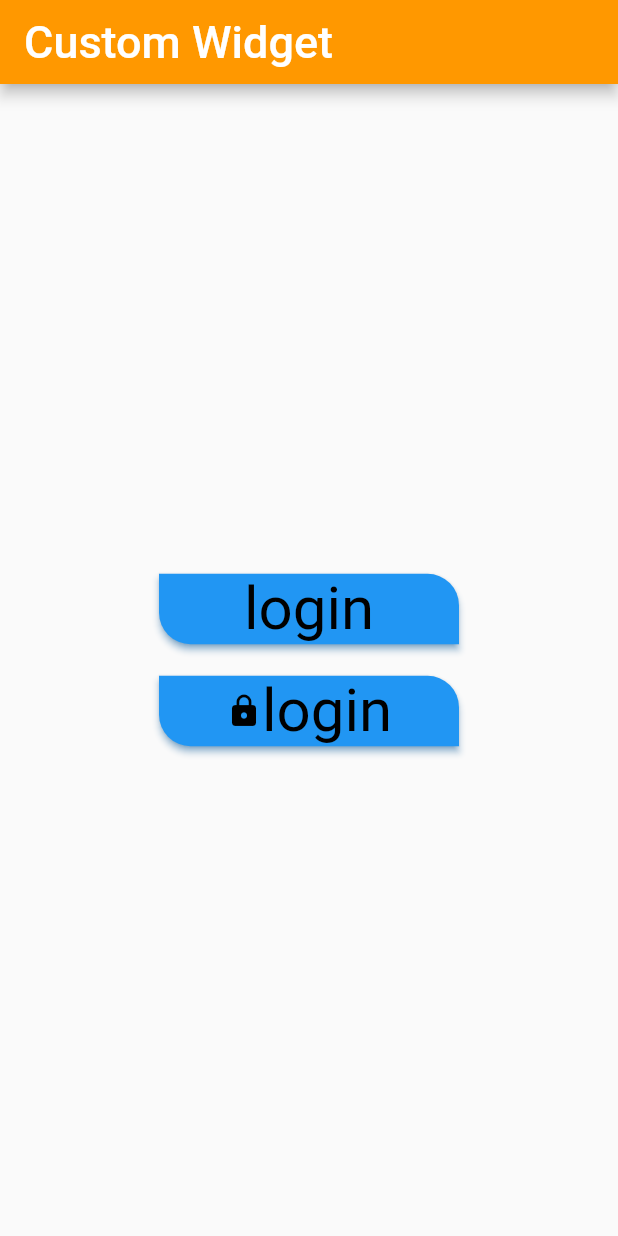
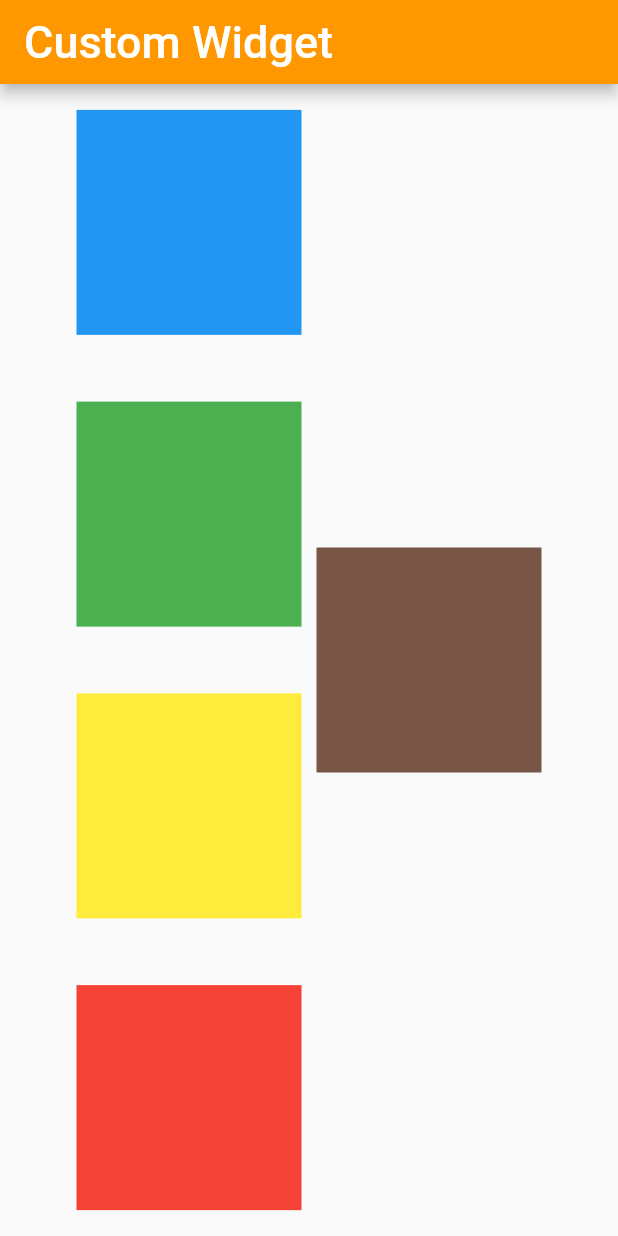
Before and after one commit to rabikrishnayadav/learn_flutter, a Flutter app: the screen it shows after launch, on a phone screen of 412 x 824 dp. Run offline on Flutter 3.47's test engine with Material 2 defaults, Android fonts, the phone set to English and light mode, and no system bars.

Commit message:
Wrap Widget

```diff
--- a/lib/main.dart
+++ b/lib/main.dart
@@ -100,32 +100,42 @@ class _MyHomePageState extends State<MyHomePage> {
         title: Text("Custom Widget", style: mTextStyle50()),
       ),
       body: Center(
-        child: Column(
-          mainAxisAlignment: MainAxisAlignment.center,
+        child: Container(
+          height: double.infinity,
+          child: Wrap(
+            direction: Axis.vertical,
+            spacing: 10,
+            runSpacing: 10,
+            alignment: WrapAlignment.spaceAround,
             children: [
               Container(
-              width: 200,
-              child: RoundedButton(
-                btnName: "login",
-                callback: (){
-                  print("Logged in!!");
-                },
-                textStyle: mTextStyle40(),
+                width: 150,
+                height: 150,
+                color: Colors.blue,
               ),
+              Container(
+                width: 150,
+                height: 150,
+                color: Colors.green,
               ),
-            Container(height: 20,),
               Container(
-              width: 200,
-              child: RoundedButton(
-                btnName: "login",
-                icon: Icon(Icons.lock),
-                callback: (){
-                  print("Logged in!!");
-                },
-                textStyle: mTextStyle40(),
+                width: 150,
+                height: 150,
+                color: Colors.yellow,
               ),
+              Container(
+                width: 150,
+                height: 150,
+                color: Colors.red,
               ),
+              Container(
+                width: 150,
+                height: 150,
+                color: Colors.brown,
+              ),
+
             ],
+          ),
         ),
       )
     );
```
Lines whose indentation alone changed are shown as unchanged.
